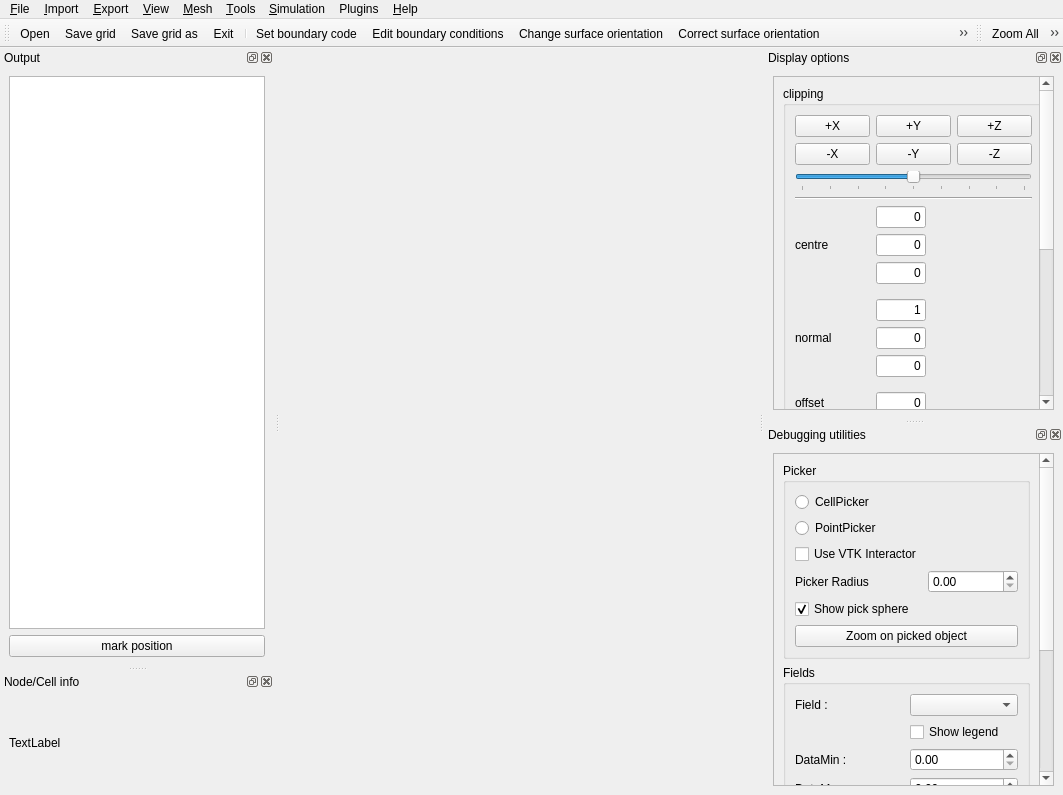
enGits/engrid, file src/libengrid/guimainwindow.ui: the form before one commit.
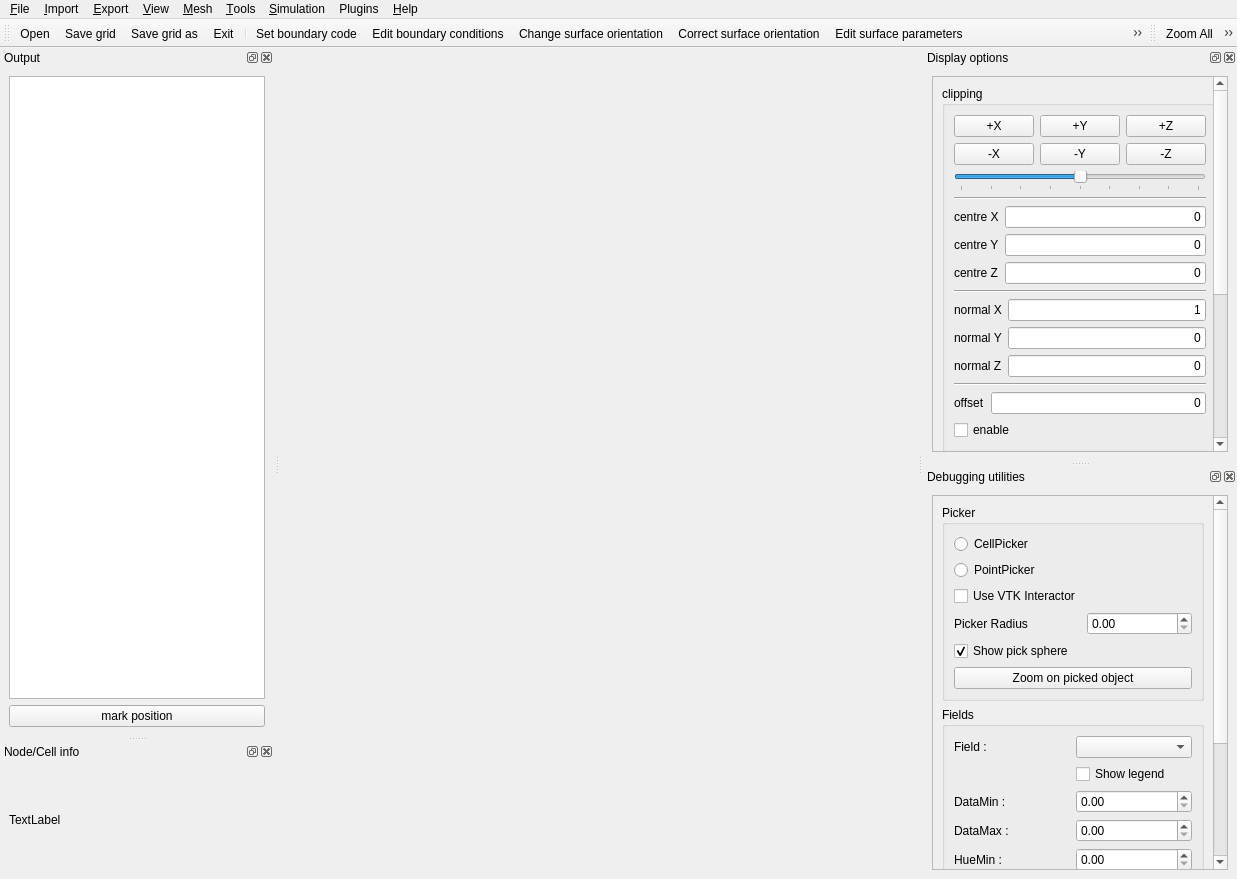
The form after the commit. Icons and pictures are not drawn. Custom widgets are drawn as their Qt base class.

Commit message:
Add orientation axes widget and improve clipping UI layout
- Add vtkOrientationMarkerWidget with vtkAxesActor in bottom-left corner
  of 3D view for persistent orientation indication
- Replace flat QGridLayout in clipping groupbox with nested VBoxLayout
  containing separate QFormLayouts for centre/normal/offset sections
- Remove max-width constraints on line edits so they fill available width
- Fix slider/offset to only update offset display, not overwrite centre

Patch:
```diff
--- a/src/libengrid/guimainwindow.ui
+++ b/src/libengrid/guimainwindow.ui
@@ -6,8 +6,8 @@
    <rect>
     <x>0</x>
     <y>0</y>
-    <width>1063</width>
-    <height>795</height>
+    <width>1237</width>
+    <height>879</height>
    </rect>
   </property>
   <property name="windowTitle">
@@ -31,8 +31,8 @@
     <rect>
      <x>0</x>
      <y>0</y>
-     <width>1063</width>
-     <height>34</height>
+     <width>1237</width>
+     <height>30</height>
     </rect>
    </property>
    <property name="sizePolicy">
@@ -296,8 +296,8 @@
          <rect>
           <x>0</x>
           <y>0</y>
-          <width>249</width>
-          <height>710</height>
+          <width>304</width>
+          <height>764</height>
          </rect>
         </property>
         <layout class="QVBoxLayout" name="verticalLayout_2">
@@ -306,21 +306,11 @@
            <property name="title">
             <string>clipping</string>
            </property>
-           <layout class="QGridLayout" name="gridLayout_4">
+           <layout class="QVBoxLayout" name="clipVBoxLayout">
+            <item>
+             <layout class="QGridLayout" name="clipButtonGrid">
             <item row="0" column="0">
              <widget class="QPushButton" name="pushButtonClipPosX">
-              <property name="sizePolicy">
-               <sizepolicy hsizetype="Minimum" vsizetype="Fixed">
-                <horstretch>0</horstretch>
-                <verstretch>0</verstretch>
-               </sizepolicy>
-              </property>
-              <property name="maximumSize">
-               <size>
-                <width>75</width>
-                <height>16777215</height>
-               </size>
-              </property>
               <property name="text">
                <string>+X</string>
               </property>
@@ -328,18 +318,6 @@
             </item>
             <item row="0" column="1">
              <widget class="QPushButton" name="pushButtonClipPosY">
-              <property name="sizePolicy">
-               <sizepolicy hsizetype="Minimum" vsizetype="Fixed">
-                <horstretch>0</horstretch>
-                <verstretch>0</verstretch>
-               </sizepolicy>
-              </property>
-              <property name="maximumSize">
-               <size>
-                <width>75</width>
-                <height>16777215</height>
-               </size>
-              </property>
               <property name="text">
                <string>+Y</string>
               </property>
@@ -347,18 +325,6 @@
             </item>
             <item row="0" column="2">
              <widget class="QPushButton" name="pushButtonClipPosZ">
-              <property name="sizePolicy">
-               <sizepolicy hsizetype="Minimum" vsizetype="Fixed">
-                <horstretch>0</horstretch>
-                <verstretch>0</verstretch>
-               </sizepolicy>
-              </property>
-              <property name="maximumSize">
-               <size>
-                <width>75</width>
-                <height>16777215</height>
-               </size>
-              </property>
               <property name="text">
                <string>+Z</string>
               </property>
@@ -366,18 +332,6 @@
             </item>
             <item row="1" column="0">
              <widget class="QPushButton" name="pushButtonClipNegX">
-              <property name="sizePolicy">
-               <sizepolicy hsizetype="Minimum" vsizetype="Fixed">
-                <horstretch>0</horstretch>
-                <verstretch>0</verstretch>
-               </sizepolicy>
-              </property>
-              <property name="maximumSize">
-               <size>
-                <width>75</width>
-                <height>16777215</height>
-               </size>
-              </property>
               <property name="text">
                <string>-X</string>
               </property>
@@ -385,18 +339,6 @@
             </item>
             <item row="1" column="1">
              <widget class="QPushButton" name="pushButtonClipNegY">
-              <property name="sizePolicy">
-               <sizepolicy hsizetype="Minimum" vsizetype="Fixed">
-                <horstretch>0</horstretch>
-                <verstretch>0</verstretch>
-               </sizepolicy>
-              </property>
-              <property name="maximumSize">
-               <size>
-                <width>75</width>
-                <height>16777215</height>
-               </size>
-              </property>
               <property name="text">
                <string>-Y</string>
               </property>
@@ -404,24 +346,14 @@
             </item>
             <item row="1" column="2">
              <widget class="QPushButton" name="pushButtonClipNegZ">
-              <property name="sizePolicy">
-               <sizepolicy hsizetype="Minimum" vsizetype="Fixed">
-                <horstretch>0</horstretch>
-                <verstretch>0</verstretch>
-               </sizepolicy>
-              </property>
-              <property name="maximumSize">
-               <size>
-                <width>75</width>
-                <height>16777215</height>
-               </size>
-              </property>
               <property name="text">
                <string>-Z</string>
               </property>
              </widget>
             </item>
-            <item row="2" column="0" colspan="3">
+             </layout>
+            </item>
+            <item>
              <widget class="QSlider" name="horizontalSliderClipOffset">
               <property name="minimum">
                <number>-100</number>
@@ -443,56 +375,44 @@
               </property>
              </widget>
             </item>
-            <item row="3" column="0" colspan="3">
+            <item>
              <widget class="Line" name="lineClipSeparator">
               <property name="orientation">
                <enum>Qt::Horizontal</enum>
               </property>
              </widget>
             </item>
-            <item row="4" column="1">
-             <widget class="QLineEdit" name="lineEditClipX">
-              <property name="sizePolicy">
-               <sizepolicy hsizetype="Minimum" vsizetype="Fixed">
-                <horstretch>0</horstretch>
-                <verstretch>0</verstretch>
-               </sizepolicy>
+            <item>
+             <layout class="QFormLayout" name="clipCentreForm">
+              <property name="fieldGrowthPolicy">
+               <enum>QFormLayout::ExpandingFieldsGrow</enum>
               </property>
-              <property name="maximumSize">
-               <size>
-                <width>50</width>
-                <height>16777215</height>
-               </size>
-              </property>
-              <property name="text">
-               <string>0</string>
-              </property>
-              <property name="alignment">
-               <set>Qt::AlignRight|Qt::AlignTrailing|Qt::AlignVCenter</set>
-              </property>
-             </widget>
-            </item>
-            <item row="5" column="0">
+              <item row="0" column="0">
              <widget class="QLabel" name="label">
               <property name="text">
-               <string>centre</string>
+                 <string>centre X</string>
               </property>
              </widget>
             </item>
-            <item row="5" column="1">
+              <item row="0" column="1">
+               <widget class="QLineEdit" name="lineEditClipX">
+                <property name="text">
+                 <string>0</string>
+                </property>
+                <property name="alignment">
+                 <set>Qt::AlignRight|Qt::AlignTrailing|Qt::AlignVCenter</set>
+                </property>
+               </widget>
+              </item>
+              <item row="1" column="0">
+               <widget class="QLabel" name="labelCentreY">
+                <property name="text">
+                 <string>centre Y</string>
+                </property>
+               </widget>
+              </item>
+              <item row="1" column="1">
              <widget class="QLineEdit" name="lineEditClipY">
-              <property name="sizePolicy">
-               <sizepolicy hsizetype="Minimum" vsizetype="Fixed">
-                <horstretch>0</horstretch>
-                <verstretch>0</verstretch>
-               </sizepolicy>
-              </property>
-              <property name="maximumSize">
-               <size>
-                <width>50</width>
-                <height>16777215</height>
-               </size>
-              </property>
               <property name="text">
                <string>0</string>
               </property>
@@ -501,20 +421,15 @@
               </property>
              </widget>
             </item>
-            <item row="6" column="1">
+              <item row="2" column="0">
+               <widget class="QLabel" name="labelCentreZ">
+                <property name="text">
+                 <string>centre Z</string>
+                </property>
+               </widget>
+              </item>
+              <item row="2" column="1">
              <widget class="QLineEdit" name="lineEditClipZ">
-              <property name="sizePolicy">
-               <sizepolicy hsizetype="Minimum" vsizetype="Fixed">
-                <horstretch>0</horstretch>
-                <verstretch>0</verstretch>
-               </sizepolicy>
-              </property>
-              <property name="maximumSize">
-               <size>
-                <width>50</width>
-                <height>16777215</height>
-               </size>
-              </property>
               <property name="text">
                <string>0</string>
               </property>
@@ -523,30 +438,29 @@
               </property>
              </widget>
             </item>
-            <item row="7" column="1">
+             </layout>
+            </item>
+            <item>
              <widget class="Line" name="line">
-              <property name="lineWidth">
-               <number>0</number>
-              </property>
               <property name="orientation">
                <enum>Qt::Horizontal</enum>
               </property>
              </widget>
             </item>
-            <item row="8" column="1">
+            <item>
+             <layout class="QFormLayout" name="clipNormalForm">
+              <property name="fieldGrowthPolicy">
+               <enum>QFormLayout::ExpandingFieldsGrow</enum>
+              </property>
+              <item row="0" column="0">
+               <widget class="QLabel" name="label_2">
+                <property name="text">
+                 <string>normal X</string>
+                </property>
+               </widget>
+              </item>
+              <item row="0" column="1">
              <widget class="QLineEdit" name="lineEditClipNX">
-              <property name="sizePolicy">
-               <sizepolicy hsizetype="Minimum" vsizetype="Fixed">
-                <horstretch>0</horstretch>
-                <verstretch>0</verstretch>
-               </sizepolicy>
-              </property>
-              <property name="maximumSize">
-               <size>
-                <width>50</width>
-                <height>16777215</height>
-               </size>
-              </property>
               <property name="text">
                <string>1</string>
               </property>
@@ -555,27 +469,15 @@
               </property>
              </widget>
             </item>
-            <item row="9" column="0">
-             <widget class="QLabel" name="label_2">
+              <item row="1" column="0">
+               <widget class="QLabel" name="labelNormalY">
               <property name="text">
-               <string>normal</string>
+                 <string>normal Y</string>
               </property>
              </widget>
             </item>
-            <item row="9" column="1">
+              <item row="1" column="1">
              <widget class="QLineEdit" name="lineEditClipNY">
-              <property name="sizePolicy">
-               <sizepolicy hsizetype="Minimum" vsizetype="Fixed">
-                <horstretch>0</horstretch>
-                <verstretch>0</verstretch>
-               </sizepolicy>
-              </property>
-              <property name="maximumSize">
-               <size>
-                <width>50</width>
-                <height>16777215</height>
-               </size>
-              </property>
               <property name="text">
                <string>0</string>
               </property>
@@ -584,20 +486,15 @@
               </property>
              </widget>
             </item>
-            <item row="10" column="1">
+              <item row="2" column="0">
+               <widget class="QLabel" name="labelNormalZ">
+                <property name="text">
+                 <string>normal Z</string>
+                </property>
+               </widget>
+              </item>
+              <item row="2" column="1">
              <widget class="QLineEdit" name="lineEditClipNZ">
-              <property name="sizePolicy">
-               <sizepolicy hsizetype="Minimum" vsizetype="Fixed">
-                <horstretch>0</horstretch>
-                <verstretch>0</verstretch>
-               </sizepolicy>
-              </property>
-              <property name="maximumSize">
-               <size>
-                <width>50</width>
-                <height>16777215</height>
-               </size>
-              </property>
               <property name="text">
                <string>0</string>
               </property>
@@ -606,37 +503,29 @@
               </property>
              </widget>
             </item>
-            <item row="12" column="0">
+             </layout>
+            </item>
+            <item>
+             <widget class="Line" name="line_2">
+              <property name="orientation">
+               <enum>Qt::Horizontal</enum>
+              </property>
+             </widget>
+            </item>
+            <item>
+             <layout class="QFormLayout" name="clipOffsetForm">
+              <property name="fieldGrowthPolicy">
+               <enum>QFormLayout::ExpandingFieldsGrow</enum>
+              </property>
+              <item row="0" column="0">
              <widget class="QLabel" name="label_3">
               <property name="text">
                <string>offset</string>
               </property>
              </widget>
             </item>
-            <item row="11" column="1">
-             <widget class="Line" name="line_2">
-              <property name="lineWidth">
-               <number>0</number>
-              </property>
-              <property name="orientation">
-               <enum>Qt::Horizontal</enum>
-              </property>
-             </widget>
-            </item>
-            <item row="12" column="1">
+              <item row="0" column="1">
              <widget class="QLineEdit" name="lineEditOffset">
-              <property name="sizePolicy">
-               <sizepolicy hsizetype="Minimum" vsizetype="Fixed">
-                <horstretch>0</horstretch>
-                <verstretch>0</verstretch>
-               </sizepolicy>
-              </property>
-              <property name="maximumSize">
-               <size>
-                <width>50</width>
-                <height>16777215</height>
-               </size>
-              </property>
               <property name="text">
                <string>0</string>
               </property>
@@ -645,7 +534,9 @@
               </property>
              </widget>
             </item>
-            <item row="13" column="1">
+             </layout>
+            </item>
+            <item>
              <widget class="QCheckBox" name="checkBoxClip">
               <property name="text">
                <string>enable</string>
@@ -831,8 +722,8 @@
          <rect>
           <x>0</x>
           <y>0</y>
-          <width>270</width>
-          <height>728</height>
+          <width>304</width>
+          <height>656</height>
          </rect>
         </property>
         <layout class="QVBoxLayout" name="verticalLayout_5">
```
Lines whose indentation alone changed are shown as unchanged. The commit also changes 2 other files.
